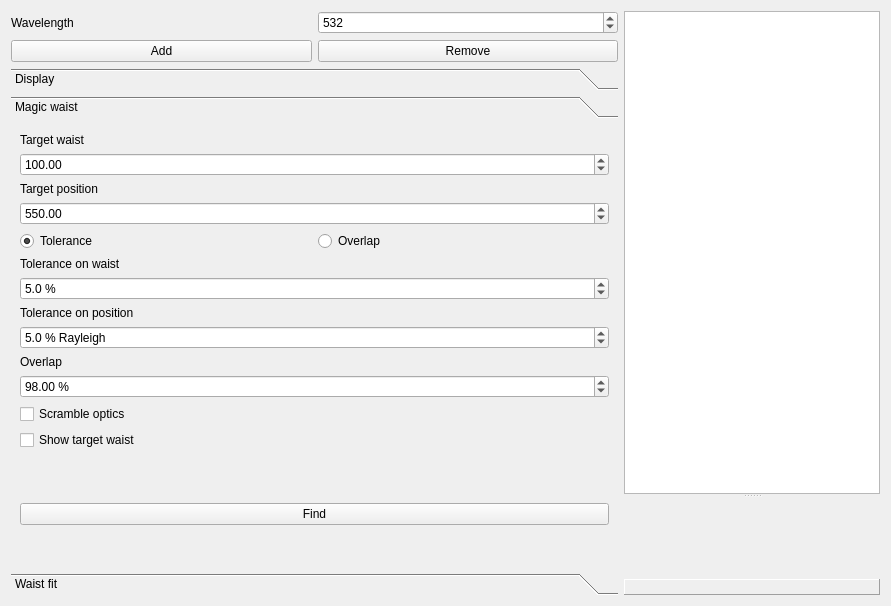
The window that gui/GaussianBeamForm.ui (krokosik/GaussianBeam) describes before a commit, drawn with Qt 5.
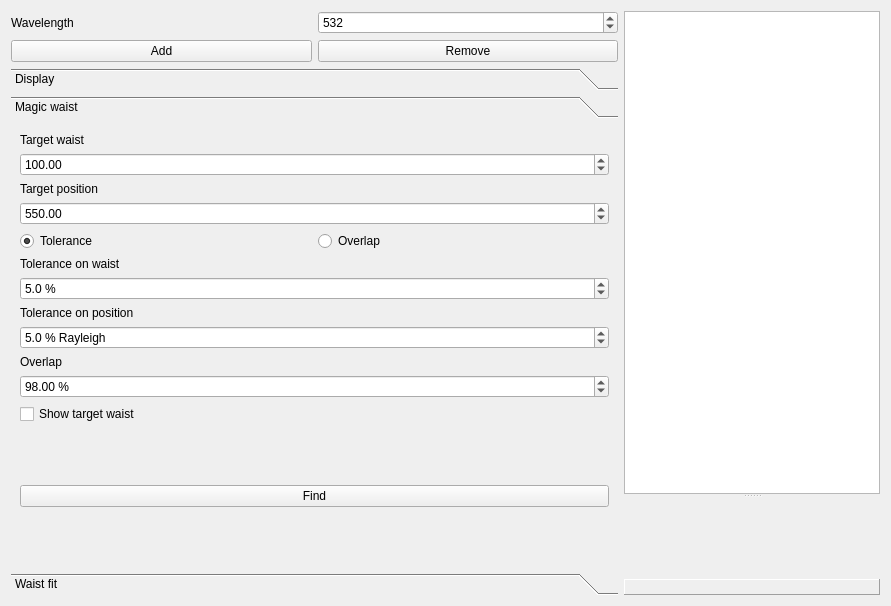
The same window after the commit. The open tabs and pages were chosen to show the change.

What changed in the file:
```diff
--- a/gui/GaussianBeamForm.ui
+++ b/gui/GaussianBeamForm.ui
@@ -263,7 +263,7 @@
           <x>0</x>
           <y>0</y>
           <width>591</width>
-          <height>500</height>
+          <height>505</height>
          </rect>
         </property>
         <attribute name="label" >
@@ -397,13 +397,6 @@
            </property>
           </widget>
          </item>
-         <item>
-          <widget class="QCheckBox" name="checkBox_Scramble" >
-           <property name="text" >
-            <string>Scramble optics</string>
-           </property>
-          </widget>
-         </item>
          <item>
           <widget class="QCheckBox" name="checkBox_ShowTargetWaist" >
            <property name="text" >
```
Left out of the diff: 8 changed lines with no effect on the pictures.
